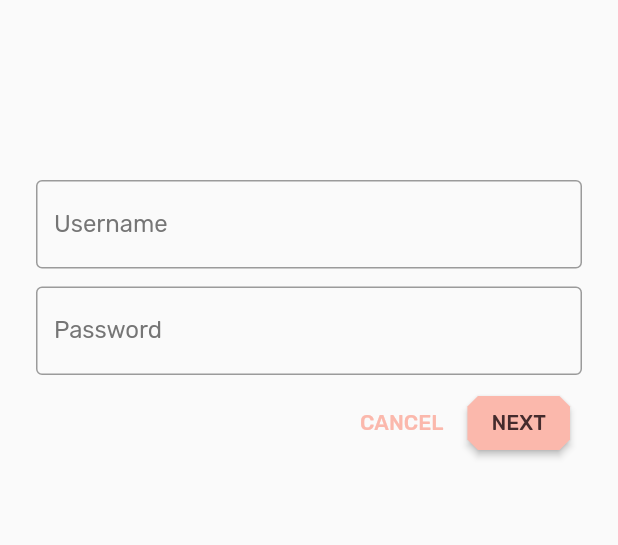
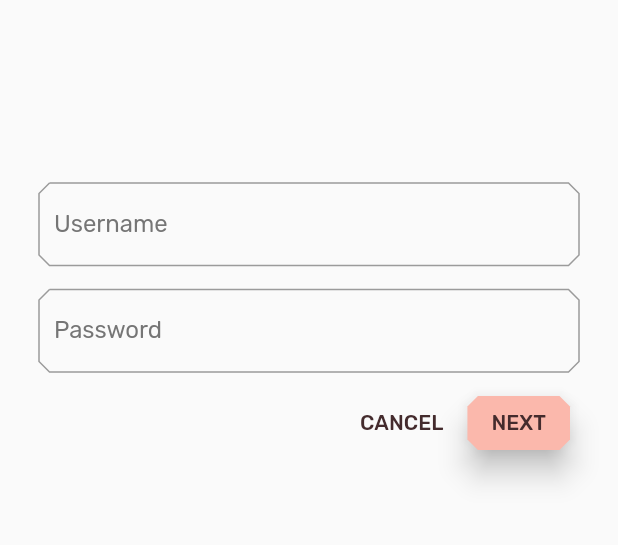
Before and after one commit to SlothfulAlfred/mdc_100_series, a Flutter app: the screen it shows after launch, after a tap on "CANCEL", on a phone screen of 412 x 824 dp, the part 237-782 px from its top. Run offline on Flutter 3.47's test engine with Material 2 defaults, Android fonts, the phone set to English and light mode, and no system bars.

```diff
--- a/lib/app.dart
+++ b/lib/app.dart
@@ -17,6 +17,7 @@ import 'package:flutter/material.dart';
 
 import 'home.dart';
 import 'login.dart';
+import 'supplemental/cut_corners_border.dart';
 
 // TODO: Convert ShrineApp to stateful widget (104)
 class ShrineApp extends StatelessWidget {
@@ -49,7 +50,7 @@ class ShrineApp extends StatelessWidget {
 }
 
 final ThemeData _kShrineTheme = _buildShrineTheme();
-// TODO: Build a Shrine Text Theme (103)
+
 ThemeData _buildShrineTheme() {
   final ThemeData base = ThemeData.light();
   return base.copyWith(
@@ -68,13 +69,13 @@ ThemeData _buildShrineTheme() {
         backwardsCompatibility: false,
       ),
       inputDecorationTheme: InputDecorationTheme(
-        focusedBorder: OutlineInputBorder(
+        focusedBorder: CutCornersBorder(
           borderSide: BorderSide(
             width: 2,
             color: kShrineBrown900,
           ),
         ),
-        border: OutlineInputBorder(),
+        border: CutCornersBorder(),
       )
       // TODO: Add the icon themes (103)
       );
--- a/lib/login.dart
+++ b/lib/login.dart
@@ -92,6 +92,16 @@ class _LoginPageState extends State<LoginPage> {
               children: <Widget>[
                 TextButton(
                   child: Text("CANCEL"),
+                  style: ButtonStyle(
+                    foregroundColor: MaterialStateProperty.all(
+                      Theme.of(context).colorScheme.secondary,
+                    ),
+                    shape: MaterialStateProperty.all(
+                      BeveledRectangleBorder(
+                        borderRadius: BorderRadius.all(Radius.circular(7)),
+                      ),
+                    ),
+                  ),
                   onPressed: () {
                     _passwordController.clear();
                     _usernameController.clear();
@@ -100,6 +110,7 @@ class _LoginPageState extends State<LoginPage> {
                 ElevatedButton(
                   child: Text("NEXT"),
                   style: ButtonStyle(
+                    elevation: MaterialStateProperty.all(8),
                     shape: MaterialStateProperty.all(
                       BeveledRectangleBorder(
                         borderRadius: BorderRadius.all(Radius.circular(7)),
```
